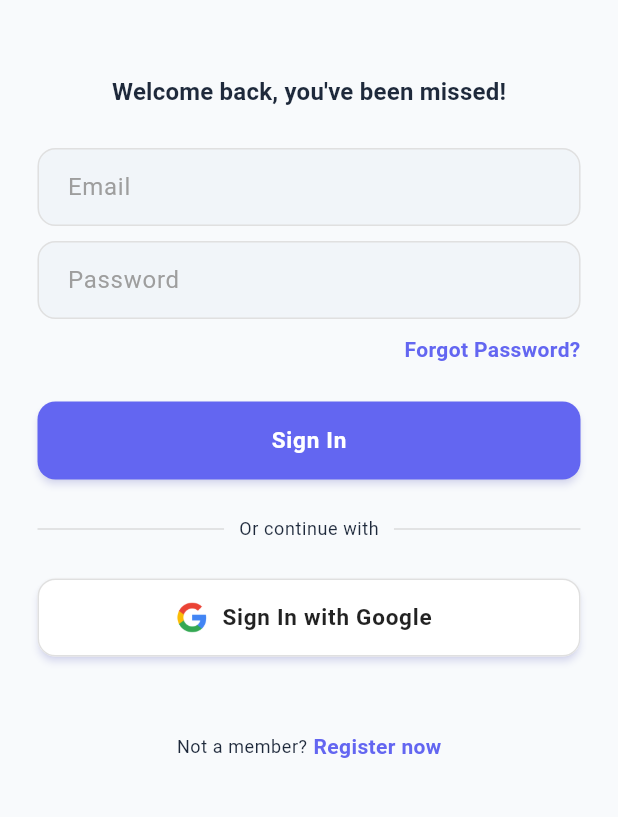
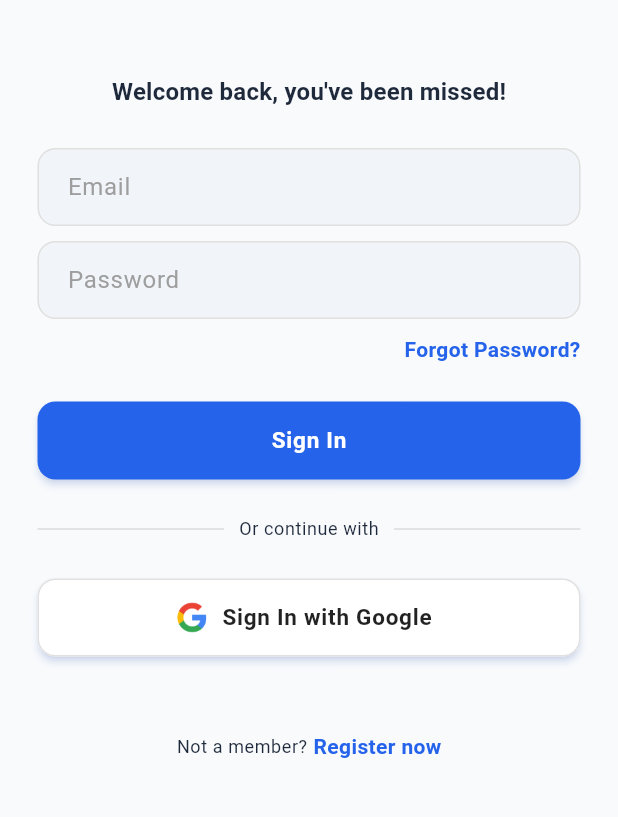
Before and after one commit to FrxHaikalPlg/lingua-panel-project, a Flutter app: the screen it shows after launch, on a phone screen of 412 x 824 dp, the part 350-1167 px from its top. Run offline on Flutter 3.47's test engine with Material 3 defaults, Android fonts, the light colour scheme and no system bars; our stand-ins replace connectivity_plus, file_picker, firebase_auth, firebase_core, google_sign_in, hive and 3 more; accounts and stored records are empty; generated files the repository leaves out were written again.

Commit message:
fix: dropdown overflow, placeholder width, transition animation, blue theme
- Restored prefix icons on Language/Direction dropdowns
- Added isExpanded + TextOverflow.ellipsis to prevent overflow
- Shortened orientation labels (Vertical/Horizontal)
- Placeholder 'No image selected' now stretches full width
- AnimatedSwitcher uses pure FadeTransition (no slide/bounce)
- Changed brand colors from Indigo/Pink to Blue-600/Blue-400

```diff
--- a/linguapanel/lib/core/utils/app_themes.dart
+++ b/linguapanel/lib/core/utils/app_themes.dart
@@ -7,9 +7,9 @@ class AppThemes {
   AppThemes._();
 
   // ── Brand Colors ──
-  static const Color _primaryLight = Color(0xFF6366F1);  // Indigo-500
-  static const Color _primaryDark = Color(0xFF818CF8);   // Indigo-400
-  static const Color _accent = Color(0xFFF472B6);        // Pink-400
+  static const Color _primaryLight = Color(0xFF2563EB);  // Blue-600
+  static const Color _primaryDark = Color(0xFF60A5FA);   // Blue-400
+  static const Color _accent = Color(0xFF3B82F6);        // Blue-500
   static const Color _success = Color(0xFF34D399);       // Emerald-400
   static const Color _warning = Color(0xFFFBBF24);       // Amber-400
   static const Color _error = Color(0xFFF87171);         // Red-400
--- a/linguapanel/lib/features/home/viewmodel/home_viewmodel.dart
+++ b/linguapanel/lib/features/home/viewmodel/home_viewmodel.dart
@@ -50,8 +50,8 @@ class HomeViewModel extends ChangeNotifier {
   };
 
   static const Map<String, String> orientationOptions = {
-    'vertical': 'Vertical (Manga / Manhua)',
-    'horizontal': 'Horizontal (Manhwa)',
+    'vertical': 'Vertical',
+    'horizontal': 'Horizontal',
   };
 
   // --- Setters ---
```
Also changed, not shown: linguapanel/lib/features/home/view/home_view.dart (+33 -9 lines).
